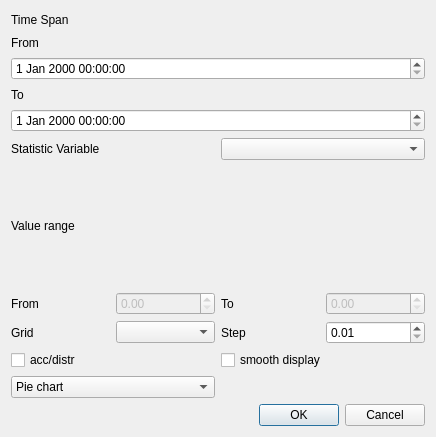
This is src/snglplotdiag.ui in Victrid/AVORHOD as Qt 5 draws it before an edit. The edited form follows.
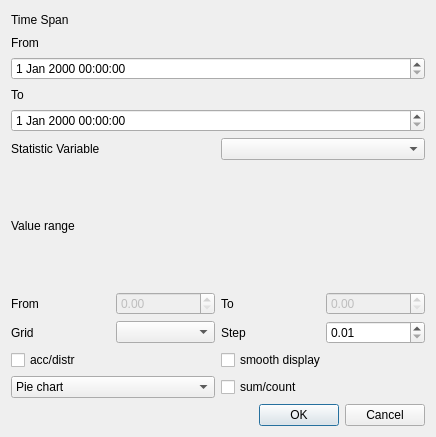
This is the edited form.

Patch:
```diff
--- a/src/snglplotdiag.ui
+++ b/src/snglplotdiag.ui
@@ -164,6 +164,13 @@
        </item>
       </widget>
      </item>
+     <item row="1" column="1">
+      <widget class="QCheckBox" name="sumcnt">
+       <property name="text">
+        <string>sum/count</string>
+       </property>
+      </widget>
+     </item>
     </layout>
    </item>
    <item>
```
Left out of the diff: 2 changed lines with no effect on the pictures.
